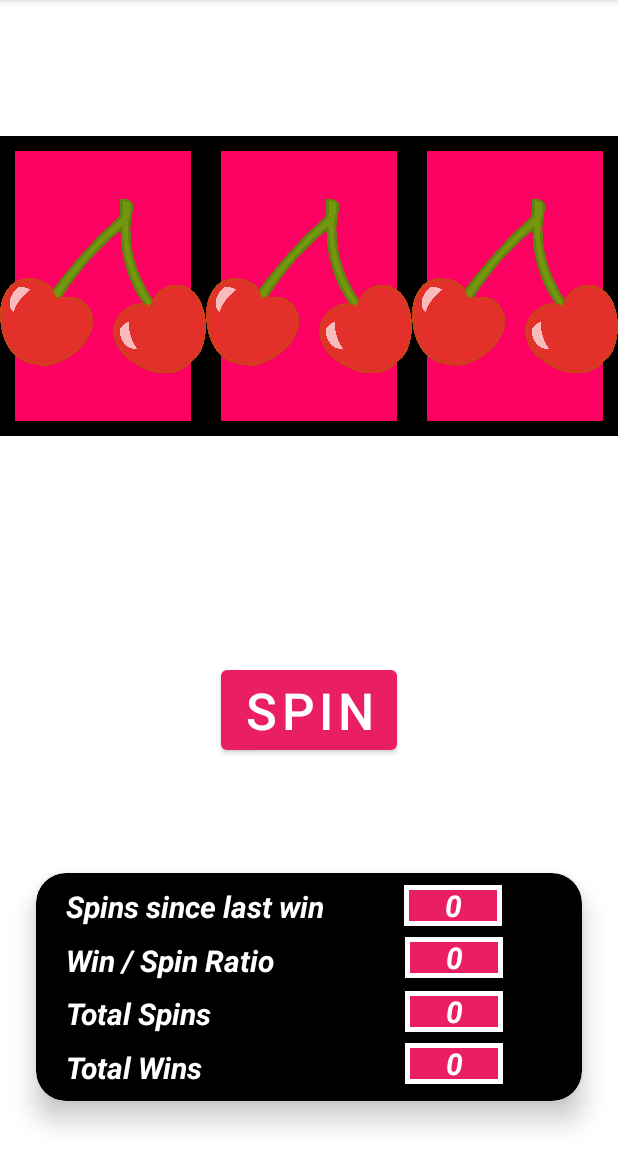
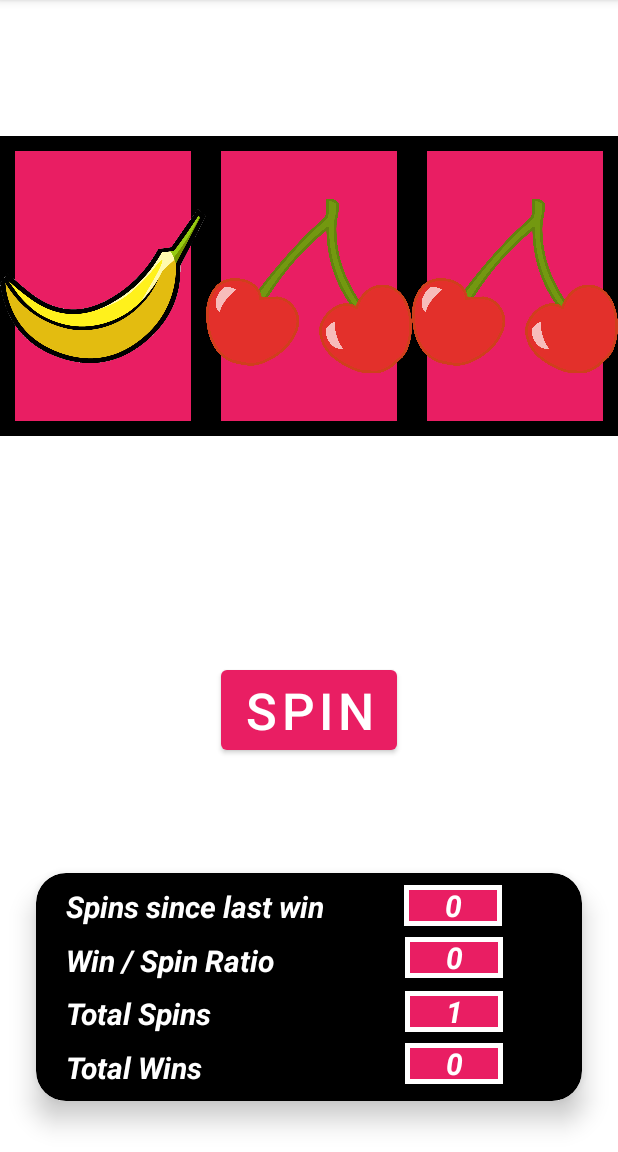
Before and after one commit to Brian-McK/Fruit_Machine_Android_App, an Android app: the screen it shows after launch (MainActivity), after a tap on "SPIN", on a phone screen of 412 x 824 dp, the part 84-1236 px from its top. Run offline under Robolectric (Android 15) with nearby library versions, the phone set to English and light mode, and no system bars.

Commit message:
total spin count and win count working

```diff
--- a/app/src/main/java/com/example/fruitmachine/MainActivity.kt
+++ b/app/src/main/java/com/example/fruitmachine/MainActivity.kt
@@ -4,6 +4,7 @@ import androidx.appcompat.app.AppCompatActivity
 import android.os.Bundle
 import android.widget.Button
 import android.widget.ImageView
+import android.widget.TextView
 
 class MainActivity : AppCompatActivity() {
     override fun onCreate(savedInstanceState: Bundle?) {
@@ -16,36 +17,71 @@ class MainActivity : AppCompatActivity() {
         val fruitSlot2Image: ImageView = findViewById(R.id.fruitSlot2)
         val fruitSlot3Image: ImageView = findViewById(R.id.fruitSlot3)
 
+        // get all the textview result texts by id
+        val spinsSinceLastWinResult: TextView = findViewById(R.id.spinsSinceLastWinResult)
+        val winSpinRatioResult: TextView = findViewById(R.id.winSpinRatioResult)
+        val totalSpinsResult: TextView = findViewById(R.id.totalSpinsResult)
+        val totalWinsResult: TextView = findViewById(R.id.totalWinsResult)
+
+        // declare and initialise counter for total number of spins
+        var totalSpinCounter = 0
+        var totalWinCounter = 0
 
         // set onclick listener to the button
         spinButton.setOnClickListener {
             // trigger function that generates 3 random numbers
             // set the image resource
 
-            val slot = Slot(3)
+            val slot = Slot(4)
 
-            when (slot.spin()) {
+            val spinSlot1 = slot.spin()
+            when (spinSlot1)
+            {
                 1 -> fruitSlot1Image.setImageResource(R.drawable.banana)
                 2 -> fruitSlot1Image.setImageResource(R.drawable.cherry)
-                else -> fruitSlot1Image.setImageResource(R.drawable.orange)
+                3 -> fruitSlot1Image.setImageResource(R.drawable.watermelon)
+                4 -> fruitSlot1Image.setImageResource(R.drawable.orange)
             }
 
-            when (slot.spin()) {
+            println("SLOT 1: $spinSlot1")
+
+            val spinSlot2 = slot.spin()
+            when (spinSlot2)
+            {
                 1 -> fruitSlot2Image.setImageResource(R.drawable.banana)
                 2 -> fruitSlot2Image.setImageResource(R.drawable.cherry)
-                else -> fruitSlot2Image.setImageResource(R.drawable.orange)
+                3 -> fruitSlot2Image.setImageResource(R.drawable.watermelon)
+                4 -> fruitSlot2Image.setImageResource(R.drawable.orange)
             }
 
-            when (slot.spin()) {
+            println("SLOT 2: $spinSlot2")
+
+            val spinSlot3 = slot.spin()
+            when (spinSlot3)
+            {
                 1 -> fruitSlot3Image.setImageResource(R.drawable.banana)
                 2 -> fruitSlot3Image.setImageResource(R.drawable.cherry)
-                else -> fruitSlot3Image.setImageResource(R.drawable.orange)
+                3 -> fruitSlot3Image.setImageResource(R.drawable.watermelon)
+                4 -> fruitSlot3Image.setImageResource(R.drawable.orange)
             }
+
+            println("SLOT 3: $spinSlot3")
+
+            // increment the total number of spins after all three slots have spun
+            totalSpinCounter++
+
+            totalSpinsResult.text = "$totalSpinCounter"
+
+            if(spinSlot1 == spinSlot2 && spinSlot2 == spinSlot3)
+            {
+                totalWinCounter++
+            }
+            totalWinsResult.text = "$totalWinCounter"
         }
     }
 }
 
-class Slot(private val possibleOutcomes: Int)
+class Slot(val possibleOutcomes: Int)
 {
     // the function must choose random number between 1 and 3
     fun spin(): Int {
--- a/app/src/main/res/layout/activity_main.xml
+++ b/app/src/main/res/layout/activity_main.xml
@@ -174,7 +174,7 @@
         android:layout_width="0dp"
         android:layout_height="200dp"
         android:layout_marginBottom="60dp"
-        android:background="#FE0061"
+        android:background="#E91E63"
         android:orientation="horizontal"
         app:layout_constraintBottom_toTopOf="@+id/spinButton"
         app:layout_constraintEnd_toEndOf="parent"
```
Also changed, not shown: app/src/main/res/values/arrays.xml (added, +8 -0 lines).
